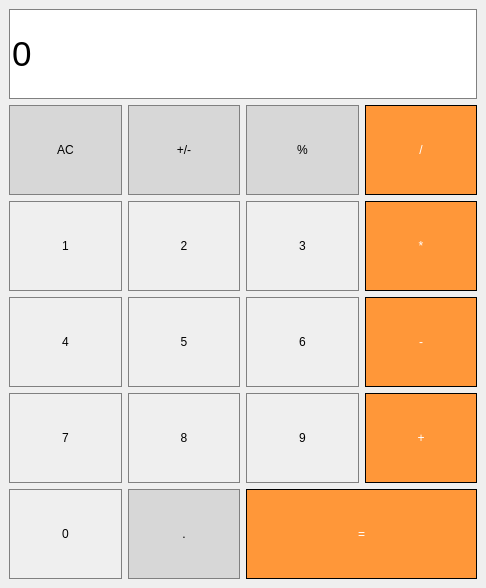
Old version of the form calculator/main_window.ui in the repository kbugaienko/simple-calculator-app.
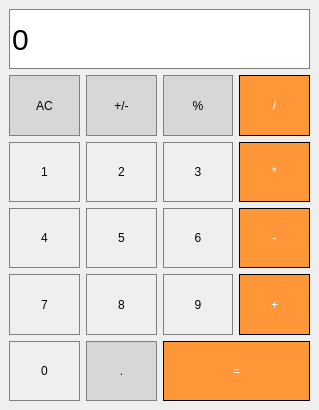
New version of the form.

Commit message: Change size of application to fixed

What changed in the file:
```diff
--- a/calculator/main_window.ui
+++ b/calculator/main_window.ui
@@ -6,8 +6,8 @@
    <rect>
     <x>0</x>
     <y>0</y>
-    <width>486</width>
-    <height>588</height>
+    <width>319</width>
+    <height>410</height>
    </rect>
   </property>
   <property name="windowTitle">
@@ -311,7 +311,7 @@
       </property>
       <property name="styleSheet">
        <string notr="true">QWidget{
-	font: 35px;
+	font: 30px;
 	qproperty-alignment: 'AlignVCenter | AlignRight';
 	border: 1px solid gray;
 }</string>
```
Left out of the diff: 3 changed lines with no effect on the pictures. The commit also changes 2 other files.
